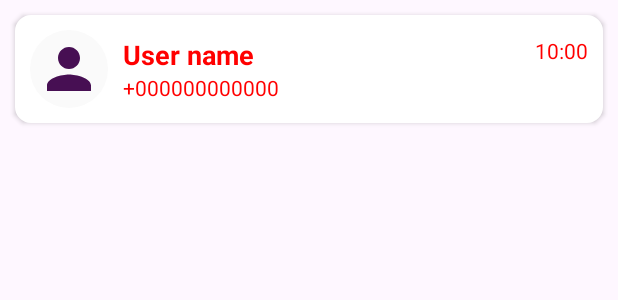
After one commit to andrino25/PassionVentureV3, an Android app: the layout recent_chat_recycler_row.xml on its own in the app's theme, with its tools: preview values and no code run, on a phone screen of 412 x 824 dp. The commit adds this screen. Shown: the top 300 px of the screen. Run offline under Robolectric (Android 15) with nearby library versions, the phone set to English and light mode, and no system bars.

Commit message:
New RecentChatRecyclerAdapter
second description

```diff
--- /dev/null
+++ b/app/src/main/res/drawable/chat_icon.xml
@@ -0,0 +1,5 @@
+<vector android:autoMirrored="true" android:height="100dp"
+    android:tint="#000000" android:viewportHeight="24"
+    android:viewportWidth="24" android:width="100dp" xmlns:android="http://schemas.android.com/apk/res/android">
+    <path android:fillColor="@android:color/white" android:pathData="M20,2L4,2c-1.1,0 -1.99,0.9 -1.99,2L2,22l4,-4h14c1.1,0 2,-0.9 2,-2L22,4c0,-1.1 -0.9,-2 -2,-2zM6,9h12v2L6,11L6,9zM14,14L6,14v-2h8v2zM18,8L6,8L6,6h12v2z"/>
+</vector>
--- a/app/src/main/res/layout/activity_recent_chat.xml
+++ b/app/src/main/res/layout/activity_recent_chat.xml
@@ -82,7 +82,6 @@
         android:layout_alignParentBottom="true"
         android:background="?attr/selectableItemBackgroundBorderless"
         android:id="@+id/bottom_navigation"
-        />
-
+        app:menu="@menu/bottom_navigation_chat_menu"/>
 
 </RelativeLayout>
--- /dev/null
+++ b/app/src/main/res/layout/recent_chat_recycler_row.xml
@@ -0,0 +1,50 @@
+<?xml version="1.0" encoding="utf-8"?>
+<LinearLayout xmlns:android="http://schemas.android.com/apk/res/android"
+    android:layout_width="match_parent"
+    android:layout_height="wrap_content"
+    xmlns:tools="http://schemas.android.com/tools"
+    android:background="@drawable/edit_text_rounded_corner"
+    android:layout_margin="10dp"
+    android:elevation="2dp">
+
+    <include layout="@layout/profile_pic_view"
+        android:layout_width="52dp"
+        android:layout_height="52dp"
+        android:layout_gravity="center"
+        android:layout_margin="10dp"
+        />
+
+    <LinearLayout
+        android:layout_width="match_parent"
+        android:layout_height="wrap_content"
+        android:orientation="vertical"
+        android:layout_gravity="center">
+        <RelativeLayout
+            android:layout_width="match_parent"
+            android:layout_height="wrap_content">
+            <TextView
+                android:layout_width="wrap_content"
+                android:layout_height="wrap_content"
+                tools:text="User name"
+                android:textSize="18sp"
+                android:textStyle="bold"
+                android:textColor="@color/red"
+                android:id="@+id/user_name_text"/>
+            <TextView
+                android:layout_width="wrap_content"
+                android:layout_height="wrap_content"
+                tools:text="10:00"
+                android:textColor="@color/red"
+                android:layout_alignParentEnd="true"
+                android:layout_marginEnd="10dp"
+                android:id="@+id/last_message_time_text"/>
+        </RelativeLayout>
+
+        <TextView
+            android:layout_width="wrap_content"
+            android:layout_height="wrap_content"
+            tools:text="+000000000000"
+            android:textColor="@color/red"
+            android:id="@+id/last_message_text"/>
+    </LinearLayout>
+</LinearLayout>
```
Also changed, not shown: app/src/main/java/com/example/passionventure/ChatFragment.kt (added, +51 -0 lines), app/src/main/java/com/example/passionventure/RecentChat.kt (+26 -0 lines), app/src/main/java/com/example/passionventure/adapter/RecentChatRecyclerAdapter.kt (added, +84 -0 lines), app/src/main/java/com/example/passionventure/utils/FirebaseUtil.kt (+37 -0 lines), app/src/main/res/layout/fragment_chat.xml (added, +14 -0 lines), app/src/main/res/menu/bottom_navigation_chat_menu.xml (added, +7 -0 lines).
